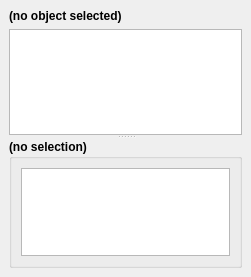
This is gui/widgets/GlyphMappingChooser.ui in kateyy/geohazardvis as Qt 5 draws it before an edit. The edited form follows.
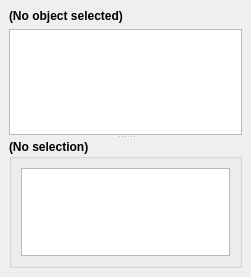
This is the edited form. Custom widgets are drawn as their Qt base class.

Commit message: gui caps consistency

```diff
--- a/gui/widgets/GlyphMappingChooser.ui
+++ b/gui/widgets/GlyphMappingChooser.ui
@@ -30,7 +30,7 @@
        </font>
       </property>
       <property name="text">
-       <string>(no object selected)</string>
+       <string>(No object selected)</string>
       </property>
      </widget>
     </item>
@@ -60,7 +60,7 @@
         </font>
        </property>
        <property name="title">
-        <string>(no selection)</string>
+        <string>(No selection)</string>
        </property>
        <property name="flat">
         <bool>false</bool>
```
Left out of the diff: 4 changed lines with no effect on the pictures. The commit also changes 6 other files.
